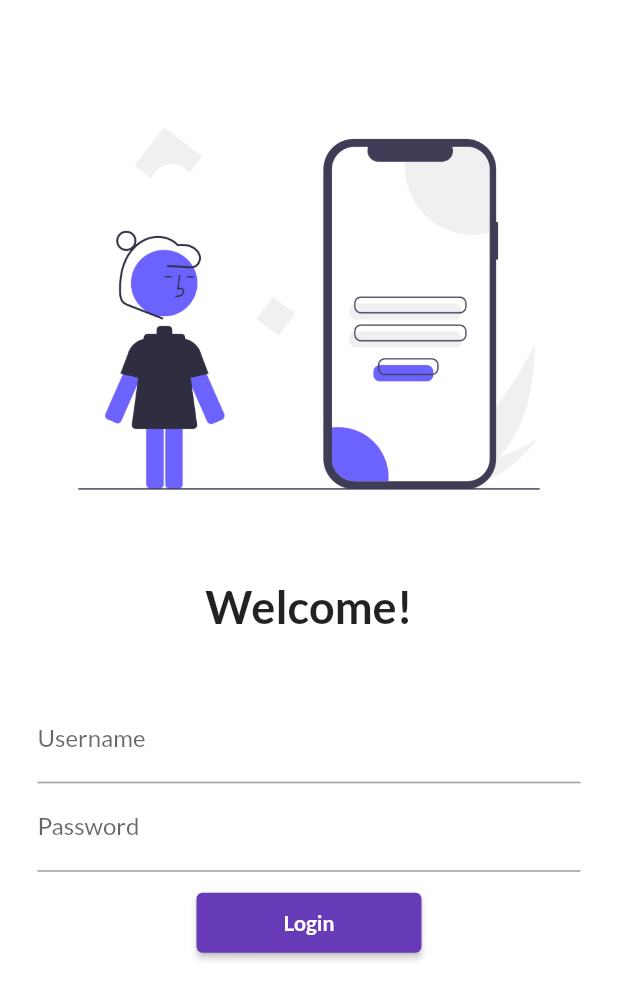
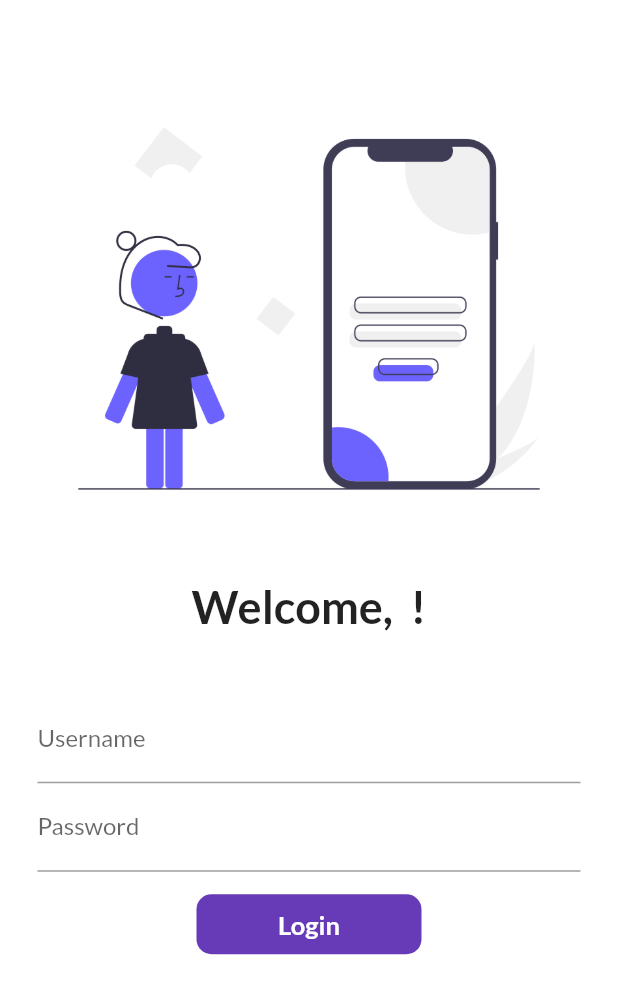
Before and after one commit to Vaibhav1505/Flutter_appliaction, a Flutter app: the screen it shows after launch, on a phone screen of 412 x 824 dp. Shown: the top 1000 px of the screen. Run offline on Flutter 3.47's test engine with Material 2 defaults, Android fonts, the phone set to English and light mode, and no system bars; our stand-ins replace google_fonts.

Commit message:
day 3 completed

```diff
--- a/flutter_application_1/lib/pages/Login_Page.dart
+++ b/flutter_application_1/lib/pages/Login_Page.dart
@@ -3,9 +3,16 @@ import 'package:flutter/src/material/text_button.dart';
 import 'package:flutter/material.dart';
 import 'package:flutter_application_1/utils/routes.dart';
 
-class LoginPage extends StatelessWidget {
+class LoginPage extends StatefulWidget {
   const LoginPage({super.key});
 
+  @override
+  State<LoginPage> createState() => _LoginPageState();
+}
+
+class _LoginPageState extends State<LoginPage> {
+  String name = "";
+  bool changeButton = false;
   @override
   Widget build(BuildContext context) {
     return Material(
@@ -18,7 +25,7 @@ class LoginPage extends StatelessWidget {
                   fit: BoxFit.cover),
               SizedBox(height: 25),
               Text(
-                "Welcome!",
+                "Welcome, $name !",
                 style: TextStyle(
                   fontSize: 30,
                   fontWeight: FontWeight.bold,
@@ -35,6 +42,10 @@ class LoginPage extends StatelessWidget {
                         hintText: "Enter Username",
                         labelText: "Username",
                       ),
+                      onChanged: (value) {
+                        name = value;
+                        setState(() {});
+                      },
                     ),
                     TextField(
                       obscureText: true,
@@ -44,20 +55,57 @@ class LoginPage extends StatelessWidget {
                       ),
                     ),
                     SizedBox(
-                      height: 10,
+                      height: 15,
                     ),
-                    ElevatedButton(
-                      onPressed: () {
-                        Navigator.pushNamed(context, MyRoutes.HomeRoute);
+                    InkWell(
+                      onTap: () async {
+                        setState(() {
+                          changeButton = true;
+                        });
+
+                         await Future.delayed(  Duration(seconds: 1));
+                         Navigator.pushNamed(context, MyRoutes.HomeRoute);
                       },
-                      child: Text(
-                        "Login",
-                        style: TextStyle(
-                          fontWeight: FontWeight.bold,
+                      child: AnimatedContainer(
+                        duration: Duration(seconds: 4),
+                        height: 40,
+                        width: changeButton? 40: 150,
+                        alignment: Alignment.center,
+                        child:
+                        changeButton?
+                        Icon(
+                          Icons.done,
+                          color:Colors.white,
+
+
+                          ):
+                         Text(
+                          "Login",
+                          style: TextStyle(
+                            fontSize: 17,
+                            fontWeight: FontWeight.bold,
+                            color: Colors.white,
+                          ),
+                        ),
+                        decoration: BoxDecoration(
+                          color: Colors.deepPurple,
+                          //shape: changeButton?BoxShape.circle:BoxShape.rectangle,
+                          borderRadius:changeButton? BorderRadius.circular(35):BorderRadius.circular(10),
                         ),
                       ),
-                      style: TextButton.styleFrom(minimumSize: Size(150, 40)),
                     )
+                    // ElevatedButton(
+                    //   onPressed: () {
+                    //     Navigator.pushNamed(context, MyRoutes.HomeRoute);
+                    //   },
+                    //   child: Text(
+                    //     "Login",
+                    //     style: TextStyle(
+                    //       fontWeight: FontWeight.bold,
+                    //     ),
+                    //   ),
+                    //   style: TextButton.styleFrom(minimumSize: Size(150, 40)),
+                    // )
                   ],
                 ),
               )
```
